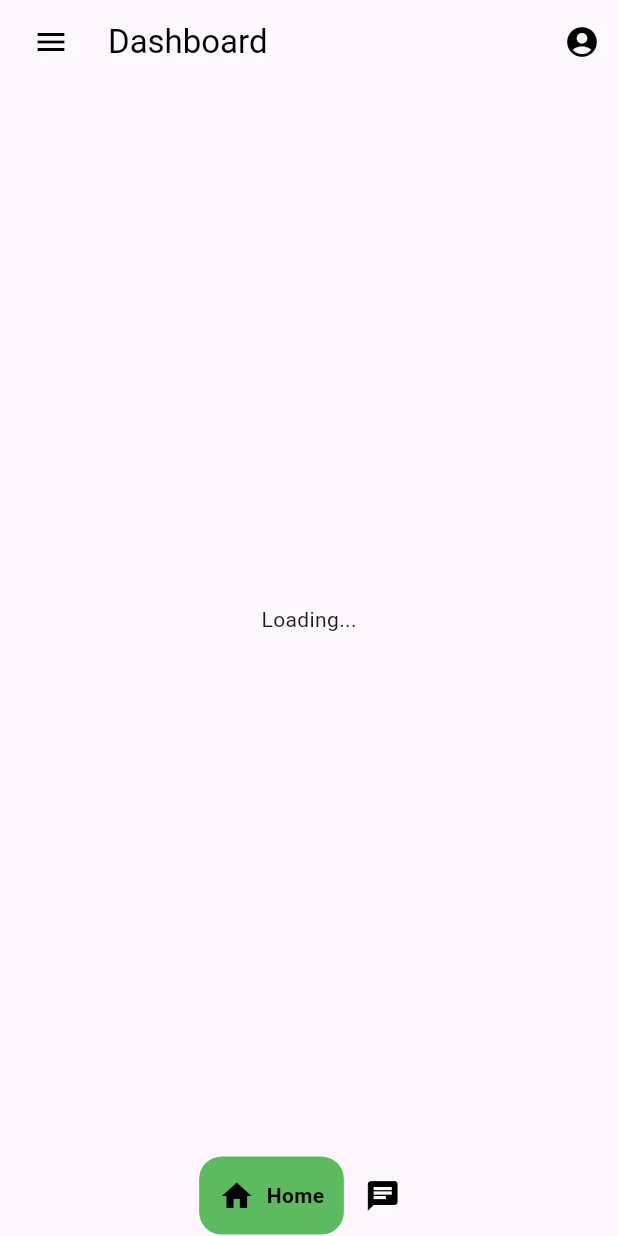
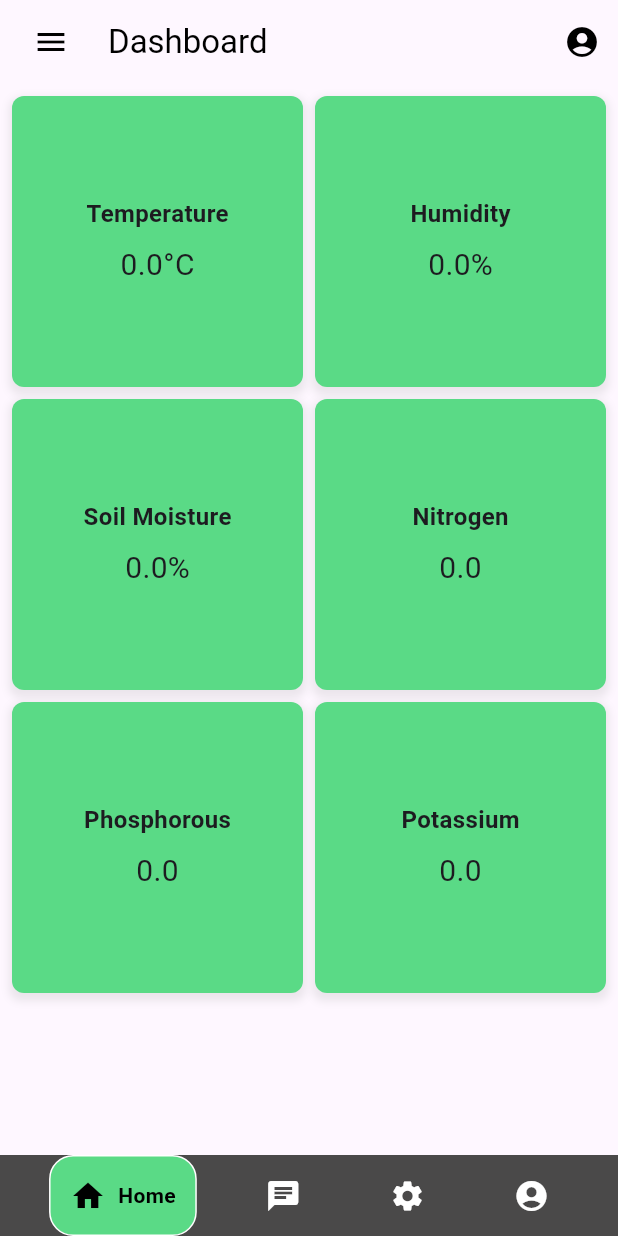
Before and after one commit to Project-School-2226/plant-guard-1.0, a Flutter app: the HomePage screen opened directly, on a phone screen of 412 x 824 dp. Run offline on Flutter 3.47's test engine with Material 3 defaults, Android fonts, the light colour scheme and no system bars; drawn by our look-alikes of google_nav_bar; our stand-ins replace chat_bubbles.

Commit message:
unfinished dashboard

```diff
--- a/frontend/lib/Components/bottom_nav_bar.dart
+++ b/frontend/lib/Components/bottom_nav_bar.dart
@@ -11,11 +11,12 @@ class BottomNavBar extends StatelessWidget {
   Widget build(BuildContext context) {
     return Container(
       child: GNav(
-        color: Colors.black,
+        backgroundColor: Color.fromARGB(255, 74, 73, 73),
+        color: Colors.white,
         activeColor: Colors.black,
         tabActiveBorder: Border.all(color: Colors.white),
-        tabBackgroundColor: Color.fromARGB(255, 91, 187, 94),
-        mainAxisAlignment: MainAxisAlignment.center,
+        tabBackgroundColor: Color(0xFF5ada86),
+        mainAxisAlignment: MainAxisAlignment.spaceEvenly,
         tabBorderRadius: 16,
         padding: EdgeInsets.symmetric(
             horizontal: 13, vertical: 14), // Reduced padding
@@ -30,6 +31,14 @@ class BottomNavBar extends StatelessWidget {
             icon: Icons.chat,
             text: 'ChatBot',
           ),
+          GButton(
+            icon: Icons.settings,
+            text: 'Settings',
+          ),
+          GButton(
+            icon: Icons.account_circle,
+            text: 'Profile',
+          ),
         ],
       ),
     );
--- a/frontend/lib/pages/dashboard.dart
+++ b/frontend/lib/pages/dashboard.dart
@@ -14,32 +14,28 @@ class Dashboard extends StatefulWidget {
 
 class _DashboardState extends State<Dashboard> {
   String backendMessage = "Loading...";
-
-  // @override
-  // void initState() {
-  //   super.initState();
-  //   fetchMessage();
-  // }
-
-  // Future<void> fetchMessage() async {
-  //   final response = await http.get(Uri.parse("http://localhost:5000/data"));
-  //   if (response.statusCode == 200) {
-  //     final data = jsonDecode(response.body);
-  //     setState(() {
-  //       backendMessage = data['message']; // Assuming the message is in a field called 'message'
-  //     });
-  //   } else {
-  //     setState(() {
-  //       backendMessage = "Failed to load message";
-  //     });
-  //   }
-  // }
+  double temperature = 0.0;
+  double humidity = 0.0;
+  double soilMoisture = 0.0;
+  Map<String, double> npkValues = {'N': 0.0, 'P': 0.0, 'K': 0.0};
 
   @override
   Widget build(BuildContext context) {
     return Scaffold(
-      body: Center(
-        child: Text(backendMessage), // Display the message from the backend
+      body: GridView.count(
+        crossAxisCount: 2, // Display 2 items per row
+        childAspectRatio: 1.0, // Makes each item square-shaped
+        padding: EdgeInsets.all(8.0),
+        mainAxisSpacing: 8.0, // Spacing between items vertically
+        crossAxisSpacing: 8.0, // Spacing between items horizontally
+        children: <Widget>[
+          _buildValueTile('Temperature', '$temperature°C'),
+          _buildValueTile('Humidity', '$humidity%'),
+          _buildValueTile('Soil Moisture', '$soilMoisture%'),
+          _buildValueTile('Nitrogen', '${npkValues['N']}'),
+          _buildValueTile('Phosphorous', '${npkValues['P']}'),
+          _buildValueTile('Potassium', '${npkValues['K']}'),
+        ],
       ),
       appBar: AppBar(
         title: Text('Dashboard', style: TextStyle(color: Colors.black)),
@@ -139,3 +135,31 @@ class _DashboardState extends State<Dashboard> {
     );
   }
 }
+
+Widget _buildValueTile(String title, String value) {
+  return Container(
+    decoration: BoxDecoration(
+      color: Color(0xFF5ada86),
+      borderRadius: BorderRadius.circular(8.0),
+      boxShadow: [
+        BoxShadow(
+          color: Colors.grey.withOpacity(0.2),
+          spreadRadius: 2,
+          blurRadius: 4,
+          offset: Offset(0, 3),
+        ),
+      ],
+    ),
+    child: Center(
+      child: Column(
+        mainAxisAlignment: MainAxisAlignment.center,
+        children: <Widget>[
+          Text(title,
+              style: TextStyle(fontSize: 16, fontWeight: FontWeight.bold)),
+          SizedBox(height: 8), // Provides spacing between the title and value
+          Text(value, style: TextStyle(fontSize: 20)),
+        ],
+      ),
+    ),
+  );
+}
--- a/frontend/lib/pages/home_page.dart
+++ b/frontend/lib/pages/home_page.dart
@@ -2,6 +2,8 @@ import 'package:flutter/material.dart';
 import 'package:plant_guard/Components/bottom_nav_bar.dart';
 import 'package:plant_guard/pages/chat_page.dart';
 import 'package:plant_guard/pages/dashboard.dart';
+import 'package:plant_guard/pages/profile_page.dart';
+import 'package:plant_guard/pages/settings_page.dart';
 
 class HomePage extends StatefulWidget {
   const HomePage({super.key});
@@ -19,10 +21,10 @@ class _HomePageState extends State<HomePage> {
   }
 
   final List<Widget> pages = [
-    //shop page
     const Dashboard(),
-    //cart page
     const ChatScreen(),
+    const SettingsPage(),
+    const ProfilePage()
   ];
   @override
   Widget build(BuildContext context) {
@@ -31,7 +33,6 @@ class _HomePageState extends State<HomePage> {
         onTabChange: (index) => navigateBottomBar(index),
       ),
       body: pages[selectedIndex],
-
     );
   }
 }
```
Also changed, not shown: frontend/lib/pages/chat_page.dart (+22 -6 lines), 1 other file.
